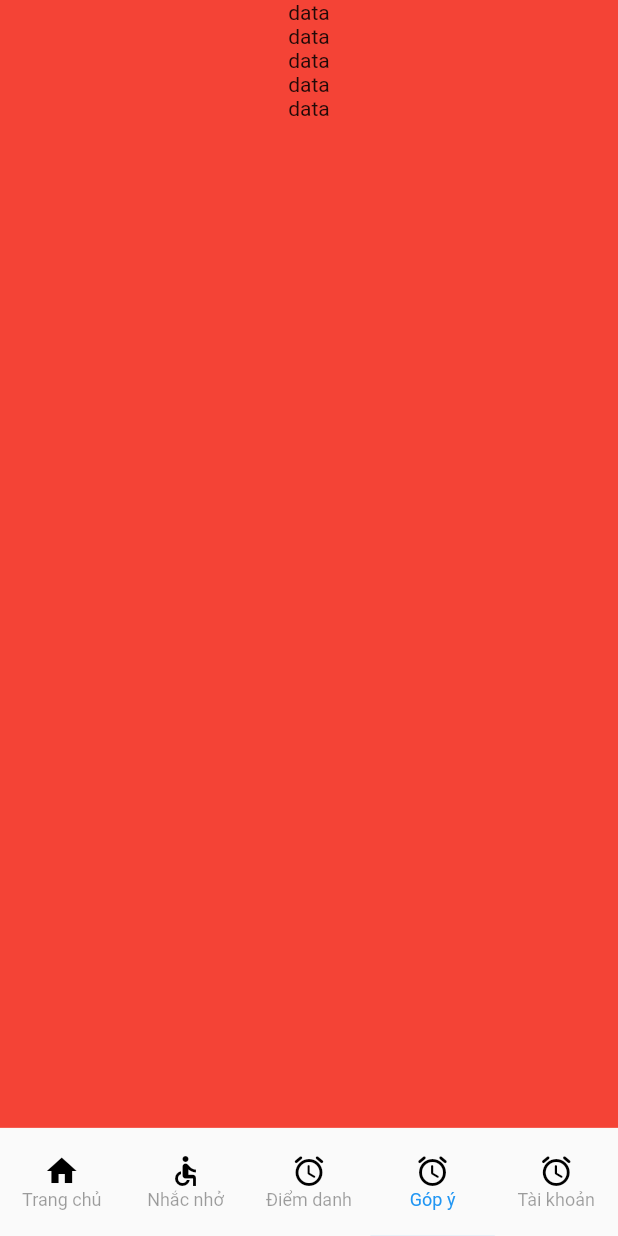
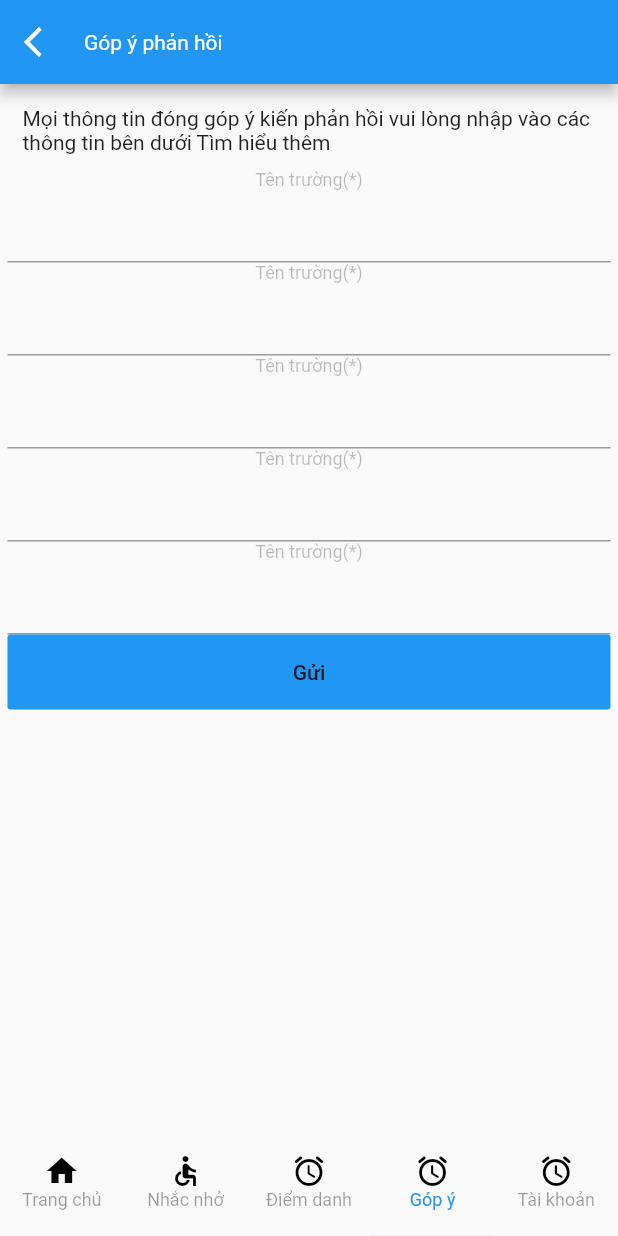
Before and after one commit to DoanpPhiHo/moblieapp, a Flutter app: the screen it shows after launch, item 4 of the bottom bar chosen, on a phone screen of 412 x 824 dp. Run offline on Flutter 3.47's test engine with Material 2 defaults, Android fonts, the light colour scheme and no system bars; our stand-ins replace rxdart.

Commit message:
feedback_fragment_v1

```diff
--- /dev/null
+++ b/lib/src/fragments/home/FeedbackFragment.dart
@@ -0,0 +1,101 @@
+import 'package:flutter/material.dart';
+
+class FeedbackFragment extends StatelessWidget {
+  const FeedbackFragment({Key key}) : super(key: key);
+
+  @override
+  Widget build(BuildContext context) {
+    return Scaffold(
+      appBar: AppBar(
+        title: Text('Góp ý phản hồi'),
+        titleTextStyle: TextStyle(),
+        titleSpacing: 0,
+        leading: IconButton(
+          icon: Icon(Icons.arrow_back_ios),
+          onPressed: () {},
+        ),
+      ),
+      body: SingleChildScrollView(
+        child: Container(
+          padding: EdgeInsets.all(5),
+          child: Column(
+            mainAxisAlignment: MainAxisAlignment.start,
+            children: <Widget>[
+              Padding(
+                padding: EdgeInsets.all(10),
+                child: Text(
+                    'Mọi thông tin đóng góp ý kiến phản hồi vui lòng nhập vào các thông tin bên dưới Tìm hiểu thêm'),
+              ),
+              Container(
+                child: Column(
+                  children: <Widget>[
+                    Text(
+                      'Tên trường(*)',
+                      style: TextStyle(fontSize: 12, color: Colors.black26),
+                    ),
+                    TextField()
+                  ],
+                ),
+              ),
+              Container(
+                child: Column(
+                  children: <Widget>[
+                    Text(
+                      'Tên trường(*)',
+                      style: TextStyle(fontSize: 12, color: Colors.black26),
+                    ),
+                    TextField()
+                  ],
+                ),
+              ),
+              Container(
+                child: Column(
+                  children: <Widget>[
+                    Text(
+                      'Tên trường(*)',
+                      style: TextStyle(fontSize: 12, color: Colors.black26),
+                    ),
+                    TextField()
+                  ],
+                ),
+              ),
+              Container(
+                child: Column(
+                  children: <Widget>[
+                    Text(
+                      'Tên trường(*)',
+                      style: TextStyle(fontSize: 12, color: Colors.black26),
+                    ),
+                    TextField()
+                  ],
+                ),
+              ),
+              Container(
+                child: Column(
+                  children: <Widget>[
+                    Text(
+                      'Tên trường(*)',
+                      style: TextStyle(fontSize: 12, color: Colors.black26),
+                    ),
+                    TextField()
+                  ],
+                ),
+              ),
+              Container(
+                width: MediaQuery.of(context).size.width,
+                height: 50,
+                child: FlatButton(
+                  onPressed: () {},
+                  child: Text('Gửi'),
+                  clipBehavior: Clip.antiAlias,
+                  autofocus: true,
+                  color: Colors.blue,
+                ),
+              )
+            ],
+          ),
+        ),
+      ),
+    );
+  }
+}
--- a/lib/src/screens/home_screen.dart
+++ b/lib/src/screens/home_screen.dart
@@ -1,6 +1,7 @@
-import 'package:app_asc/src/fragments/AttendaceFragment.dart';
-import 'package:app_asc/src/fragments/home_fragments.dart';
-import 'package:app_asc/src/fragments/remind_fragments.dart';
+import 'package:app_asc/src/fragments/home/AttendaceFragment.dart';
+import 'package:app_asc/src/fragments/home/FeedbackFragment.dart';
+import 'package:app_asc/src/fragments/home/HomeFragment.dart';
+import 'package:app_asc/src/fragments/home/remind_fragments.dart';
 import 'package:flutter/material.dart';
 
 class HomeScreen extends StatelessWidget {
@@ -65,6 +66,7 @@ class HomeScreen extends StatelessWidget {
             HomeFragment(),
             RemindFragment(),
             AttendaceFragment(),
+            FeedbackFragment(),
             Container(
               width: MediaQuery.of(context).size.width,
               height: MediaQuery.of(context).size.height,
@@ -79,7 +81,6 @@ class HomeScreen extends StatelessWidget {
                 ],
               ),
             ),
-            Icon(Icons.access_time_rounded),
           ],
         ),
       ),
```
Also changed, not shown: lib/src/fragments/feedback_fregments.dart (deleted), lib/src/fragments/home/AttendaceFragment.dart (renamed from lib/src/fragments/AttendaceFragment.dart), lib/src/fragments/home/HomeFragment.dart (renamed from lib/src/fragments/home_fragments.dart), lib/src/fragments/home/account_fragments.dart (added), lib/src/fragments/home/remind_fragments.dart (renamed from lib/src/fragments/remind_fragments.dart).
